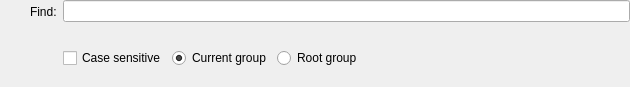
Before: the Qt Designer form src/gui/SearchWidget.ui in danilovsergei/keepassx-gdrive, drawn with Qt 5.
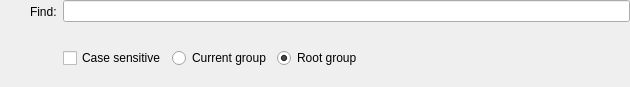
After: the same form once the commit is applied. Custom widgets are drawn as their Qt base class.

Commit message: Search in root group by default.

```diff
--- a/src/gui/SearchWidget.ui
+++ b/src/gui/SearchWidget.ui
@@ -54,7 +54,7 @@
          <string>Current group</string>
         </property>
         <property name="checked">
-         <bool>true</bool>
+         <bool>false</bool>
         </property>
        </widget>
       </item>
@@ -63,6 +63,9 @@
         <property name="text">
          <string>Root group</string>
         </property>
+        <property name="checked">
+         <bool>true</bool>
+        </property>
        </widget>
       </item>
       <item>
```
The commit also changes 1 other file.
